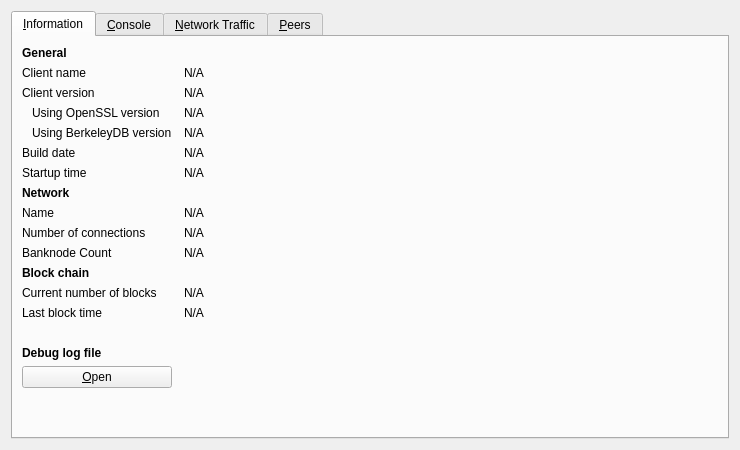
thelonecrouton/bitcredit, file src/qt/forms/rpcconsole.ui: the form before one commit.
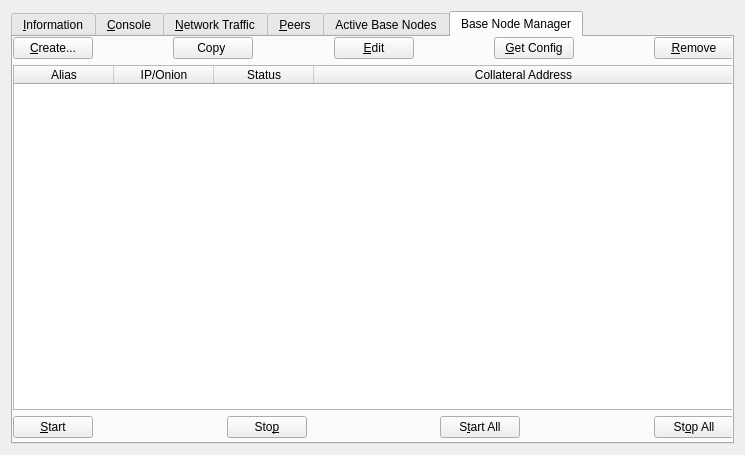
The form after the commit. Icons and pictures are not drawn. Custom widgets are drawn as their Qt base class.

Patch:
```diff
--- a/src/qt/forms/rpcconsole.ui
+++ b/src/qt/forms/rpcconsole.ui
@@ -6,8 +6,8 @@
    <rect>
     <x>0</x>
     <y>0</y>
-    <width>740</width>
-    <height>450</height>
+    <width>745</width>
+    <height>455</height>
    </rect>
   </property>
   <property name="windowTitle">
@@ -17,7 +17,7 @@
    <item>
     <widget class="QTabWidget" name="tabWidget">
      <property name="currentIndex">
-      <number>0</number>
+      <number>5</number>
      </property>
      <widget class="QWidget" name="tab_info">
       <attribute name="title">
@@ -1075,6 +1075,384 @@
        </item>
       </layout>
      </widget>
+     <widget class="QWidget" name="tab">
+      <attribute name="title">
+       <string>Active Base Nodes</string>
+      </attribute>
+      <widget class="QWidget" name="layoutWidget">
+       <property name="geometry">
+        <rect>
+         <x>0</x>
+         <y>0</y>
+         <width>721</width>
+         <height>24</height>
+        </rect>
+       </property>
+       <layout class="QHBoxLayout" name="horizontalLayout_6">
+        <property name="bottomMargin">
+         <number>0</number>
+        </property>
+        <item>
+         <widget class="QLabel" name="label_30">
+          <property name="sizePolicy">
+           <sizepolicy hsizetype="Fixed" vsizetype="Preferred">
+            <horstretch>0</horstretch>
+            <verstretch>0</verstretch>
+           </sizepolicy>
+          </property>
+          <property name="maximumSize">
+           <size>
+            <width>120</width>
+            <height>16777215</height>
+           </size>
+          </property>
+          <property name="text">
+           <string>Active Count:</string>
+          </property>
+         </widget>
+        </item>
+        <item>
+         <widget class="QLabel" name="countLabel">
+          <property name="maximumSize">
+           <size>
+            <width>120</width>
+            <height>16777215</height>
+           </size>
+          </property>
+          <property name="text">
+           <string>0</string>
+          </property>
+         </widget>
+        </item>
+        <item>
+         <spacer name="horizontalSpacer_6">
+          <property name="orientation">
+           <enum>Qt::Horizontal</enum>
+          </property>
+          <property name="sizeType">
+           <enum>QSizePolicy::Fixed</enum>
+          </property>
+          <property name="sizeHint" stdset="0">
+           <size>
+            <width>380</width>
+            <height>20</height>
+           </size>
+          </property>
+         </spacer>
+        </item>
+        <item>
+         <widget class="QRadioButton" name="showMineOnly">
+          <property name="maximumSize">
+           <size>
+            <width>220</width>
+            <height>16777215</height>
+           </size>
+          </property>
+          <property name="toolTip">
+           <string>Show only those Banknodes listed by their address in mybanknodes.txt</string>
+          </property>
+          <property name="text">
+           <string>Show only my Banknodes</string>
+          </property>
+         </widget>
+        </item>
+       </layout>
+      </widget>
+      <widget class="QTableWidget" name="tableWidget">
+       <property name="geometry">
+        <rect>
+         <x>0</x>
+         <y>30</y>
+         <width>721</width>
+         <height>192</height>
+        </rect>
+       </property>
+       <property name="sizePolicy">
+        <sizepolicy hsizetype="Preferred" vsizetype="Preferred">
+         <horstretch>0</horstretch>
+         <verstretch>0</verstretch>
+        </sizepolicy>
+       </property>
+       <property name="minimumSize">
+        <size>
+         <width>0</width>
+         <height>0</height>
+        </size>
+       </property>
+       <property name="maximumSize">
+        <size>
+         <width>800</width>
+         <height>16777215</height>
+        </size>
+       </property>
+       <property name="editTriggers">
+        <set>QAbstractItemView::NoEditTriggers</set>
+       </property>
+       <property name="alternatingRowColors">
+        <bool>true</bool>
+       </property>
+       <property name="selectionBehavior">
+        <enum>QAbstractItemView::SelectRows</enum>
+       </property>
+       <property name="horizontalScrollMode">
+        <enum>QAbstractItemView::ScrollPerPixel</enum>
+       </property>
+       <attribute name="horizontalHeaderStretchLastSection">
+        <bool>false</bool>
+       </attribute>
+       <column>
+        <property name="text">
+         <string>Address</string>
+        </property>
+       </column>
+       <column>
+        <property name="text">
+         <string>Rank</string>
+        </property>
+       </column>
+       <column>
+        <property name="text">
+         <string>Active</string>
+        </property>
+       </column>
+       <column>
+        <property name="text">
+         <string>Uptime</string>
+        </property>
+       </column>
+       <column>
+        <property name="text">
+         <string>Last Seen</string>
+        </property>
+       </column>
+       <column>
+        <property name="text">
+         <string>Pubkey</string>
+        </property>
+       </column>
+      </widget>
+     </widget>
+     <widget class="QWidget" name="tab_2">
+      <attribute name="title">
+       <string>Base Node Manager</string>
+      </attribute>
+      <widget class="QWidget" name="verticalLayoutWidget">
+       <property name="geometry">
+        <rect>
+         <x>0</x>
+         <y>0</y>
+         <width>721</width>
+         <height>401</height>
+        </rect>
+       </property>
+       <layout class="QVBoxLayout" name="verticalLayout_6">
+        <item>
+         <layout class="QHBoxLayout" name="horizontalLayout_7">
+          <property name="bottomMargin">
+           <number>0</number>
+          </property>
+          <item>
+           <widget class="QPushButton" name="createButton">
+            <property name="text">
+             <string>&amp;Create...</string>
+            </property>
+           </widget>
+          </item>
+          <item>
+           <spacer name="horizontalSpacer_2">
+            <property name="orientation">
+             <enum>Qt::Horizontal</enum>
+            </property>
+            <property name="sizeHint" stdset="0">
+             <size>
+              <width>40</width>
+              <height>20</height>
+             </size>
+            </property>
+           </spacer>
+          </item>
+          <item>
+           <widget class="QPushButton" name="copyAddressButton">
+            <property name="text">
+             <string>Copy </string>
+            </property>
+           </widget>
+          </item>
+          <item>
+           <spacer name="horizontalSpacer_9">
+            <property name="orientation">
+             <enum>Qt::Horizontal</enum>
+            </property>
+            <property name="sizeHint" stdset="0">
+             <size>
+              <width>40</width>
+              <height>20</height>
+             </size>
+            </property>
+           </spacer>
+          </item>
+          <item>
+           <widget class="QPushButton" name="editButton">
+            <property name="text">
+             <string>&amp;Edit</string>
+            </property>
+           </widget>
+          </item>
+          <item>
+           <spacer name="horizontalSpacer_8">
+            <property name="orientation">
+             <enum>Qt::Horizontal</enum>
+            </property>
+            <property name="sizeHint" stdset="0">
+             <size>
+              <width>40</width>
+              <height>20</height>
+             </size>
+            </property>
+           </spacer>
+          </item>
+          <item>
+           <widget class="QPushButton" name="getConfigButton">
+            <property name="text">
+             <string>&amp;Get Config</string>
+            </property>
+           </widget>
+          </item>
+          <item>
+           <spacer name="horizontalSpacer_7">
+            <property name="orientation">
+             <enum>Qt::Horizontal</enum>
+            </property>
+            <property name="sizeHint" stdset="0">
+             <size>
+              <width>40</width>
+              <height>20</height>
+             </size>
+            </property>
+           </spacer>
+          </item>
+          <item>
+           <widget class="QPushButton" name="removeButton">
+            <property name="text">
+             <string>&amp;Remove</string>
+            </property>
+           </widget>
+          </item>
+         </layout>
+        </item>
+        <item>
+         <widget class="QTableWidget" name="tableWidget_2">
+          <property name="editTriggers">
+           <set>QAbstractItemView::NoEditTriggers</set>
+          </property>
+          <property name="alternatingRowColors">
+           <bool>true</bool>
+          </property>
+          <property name="selectionMode">
+           <enum>QAbstractItemView::SingleSelection</enum>
+          </property>
+          <property name="selectionBehavior">
+           <enum>QAbstractItemView::SelectRows</enum>
+          </property>
+          <attribute name="horizontalHeaderStretchLastSection">
+           <bool>true</bool>
+          </attribute>
+          <column>
+           <property name="text">
+            <string>Alias</string>
+           </property>
+          </column>
+          <column>
+           <property name="text">
+            <string>IP/Onion</string>
+           </property>
+          </column>
+          <column>
+           <property name="text">
+            <string>Status</string>
+           </property>
+          </column>
+          <column>
+           <property name="text">
+            <string>Collateral Address</string>
+           </property>
+          </column>
+         </widget>
+        </item>
+        <item>
+         <layout class="QHBoxLayout" name="horizontalLayout_8">
+          <item>
+           <widget class="QPushButton" name="startButton">
+            <property name="text">
+             <string>&amp;Start</string>
+            </property>
+           </widget>
+          </item>
+          <item>
+           <spacer name="horizontalSpacer_3">
+            <property name="orientation">
+             <enum>Qt::Horizontal</enum>
+            </property>
+            <property name="sizeHint" stdset="0">
+             <size>
+              <width>40</width>
+              <height>20</height>
+             </size>
+            </property>
+           </spacer>
+          </item>
+          <item>
+           <widget class="QPushButton" name="stopButton">
+            <property name="text">
+             <string>Sto&amp;p</string>
+            </property>
+           </widget>
+          </item>
+          <item>
+           <spacer name="horizontalSpacer_4">
+            <property name="orientation">
+             <enum>Qt::Horizontal</enum>
+            </property>
+            <property name="sizeHint" stdset="0">
+             <size>
+              <width>40</width>
+              <height>20</height>
+             </size>
+            </property>
+           </spacer>
+          </item>
+          <item>
+           <widget class="QPushButton" name="startAllButton">
+            <property name="text">
+             <string>S&amp;tart All</string>
+            </property>
+           </widget>
+          </item>
+          <item>
+           <spacer name="horizontalSpacer_5">
+            <property name="orientation">
+             <enum>Qt::Horizontal</enum>
+            </property>
+            <property name="sizeHint" stdset="0">
+             <size>
+              <width>40</width>
+              <height>20</height>
+             </size>
+            </property>
+           </spacer>
+          </item>
+          <item>
+           <widget class="QPushButton" name="stopAllButton">
+            <property name="text">
+             <string>St&amp;op All</string>
+            </property>
+           </widget>
+          </item>
+         </layout>
+        </item>
+       </layout>
+      </widget>
+     </widget>
     </widget>
    </item>
   </layout>
```
